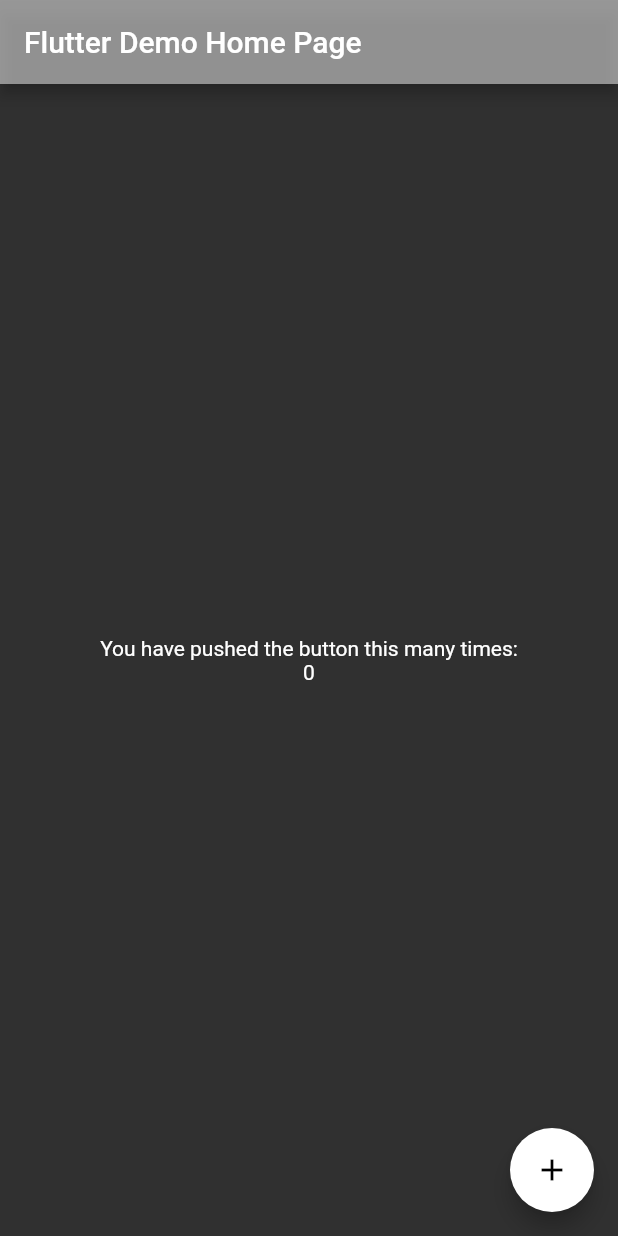
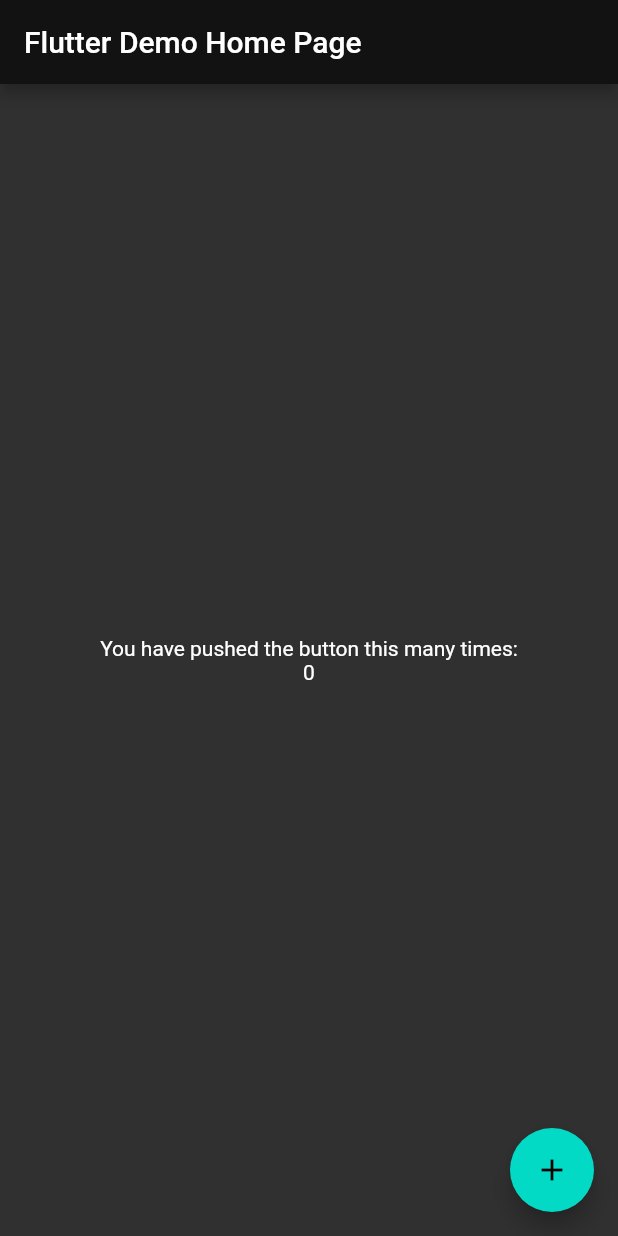
Before and after one commit to shravaninw/color_scheme, a Flutter app: the screen it shows after launch, on a phone screen of 412 x 824 dp. Run offline on Flutter 3.47's test engine with Material 2 defaults, Android fonts, the phone set to English and light mode, and no system bars.

Commit message:
colorScheme

```diff
--- a/lib/themes.dart
+++ b/lib/app_themes.dart
@@ -1,6 +1,6 @@
 import 'package:flutter/material.dart';
 
-abstract class Theme {
+abstract class AppTheme {
    final ColorScheme lightScheme = ColorScheme(
     primary: Colors.white,
     primaryVariant: Colors.black,
@@ -31,4 +31,5 @@ abstract class Theme {
     onError: Colors.red,
     brightness: Brightness.dark,
   );
+   final ColorScheme scheme=ColorScheme.dark();
 }
--- a/lib/main.dart
+++ b/lib/main.dart
@@ -14,7 +14,7 @@ class MyApp extends StatelessWidget {
     return MaterialApp(
       title: 'Flutter Demo',
       theme: ThemeData(
-        colorScheme: theme.darkScheme
+        colorScheme: theme.scheme
       ),
       home: const MyHomePage(title: 'Flutter Demo Home Page'),
     );
```
Also changed, not shown: lib/extensions.dart (+4 -4 lines).
